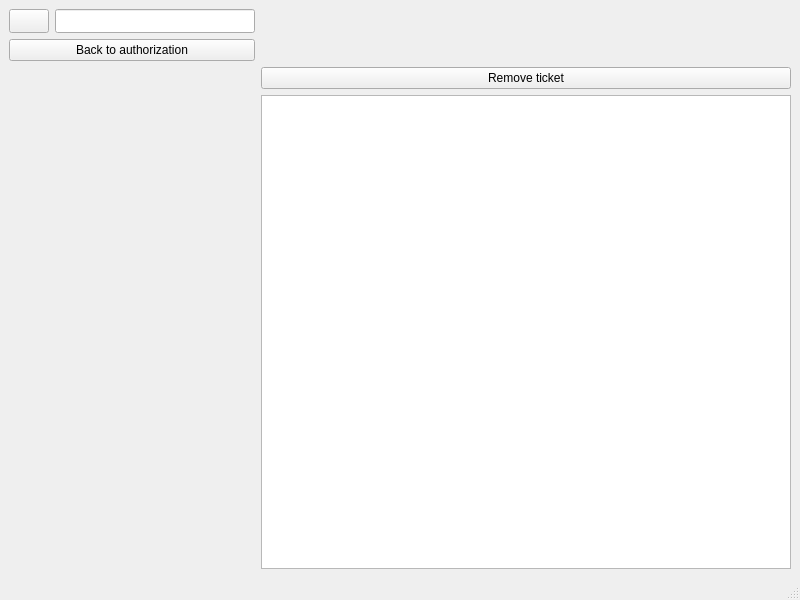
N3wm1e/Hustle_Rep, file OrderTickets/mainmenu.ui: the form before one commit.
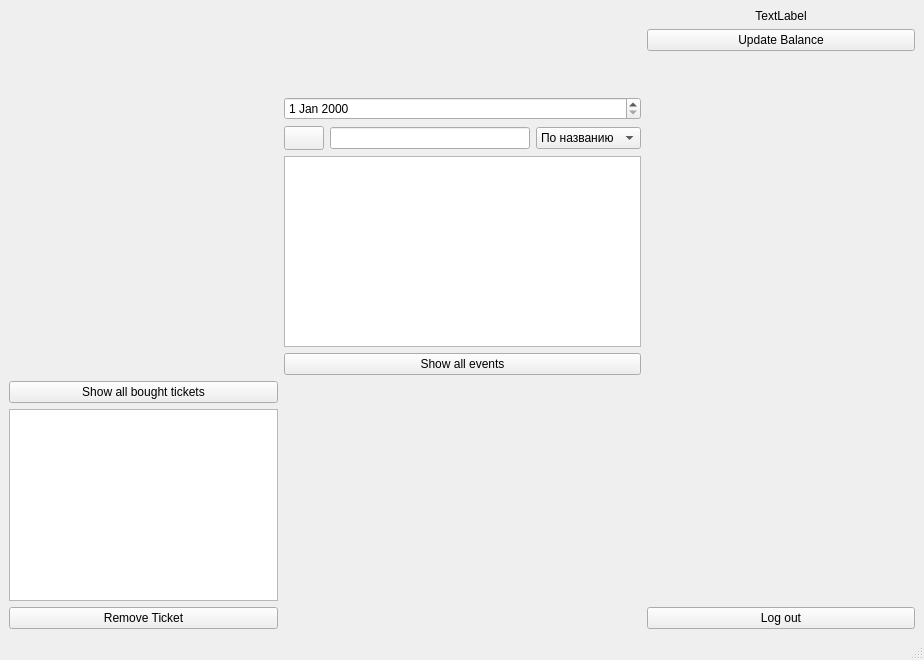
The form after the commit.

Commit message: event add/edit/delete test

Diff of the .ui file:
```diff
--- a/OrderTickets/mainmenu.ui
+++ b/OrderTickets/mainmenu.ui
@@ -6,8 +6,8 @@
    <rect>
     <x>0</x>
     <y>0</y>
-    <width>800</width>
-    <height>600</height>
+    <width>924</width>
+    <height>660</height>
    </rect>
   </property>
   <property name="windowTitle">
@@ -15,10 +15,7 @@
   </property>
   <widget class="QWidget" name="centralwidget">
    <layout class="QGridLayout" name="gridLayout">
-    <item row="3" column="1">
-     <widget class="QListWidget" name="listWidget"/>
-    </item>
-    <item row="3" column="0">
+    <item row="6" column="2">
      <spacer name="verticalSpacer">
       <property name="orientation">
        <enum>Qt::Vertical</enum>
@@ -31,9 +28,87 @@
       </property>
      </spacer>
     </item>
-    <item row="0" column="0">
-     <layout class="QFormLayout" name="formLayout">
-      <item row="0" column="0">
+    <item row="3" column="1">
+     <widget class="QDateEdit" name="searchDate"/>
+    </item>
+    <item row="0" column="2">
+     <widget class="QLabel" name="balanceLabel">
+      <property name="text">
+       <string>TextLabel</string>
+      </property>
+      <property name="alignment">
+       <set>Qt::AlignCenter</set>
+      </property>
+     </widget>
+    </item>
+    <item row="7" column="0">
+     <widget class="QPushButton" name="removeTicketButton">
+      <property name="text">
+       <string>Remove Ticket</string>
+      </property>
+     </widget>
+    </item>
+    <item row="1" column="2">
+     <widget class="QPushButton" name="updateBalanceBtn">
+      <property name="text">
+       <string>Update Balance</string>
+      </property>
+     </widget>
+    </item>
+    <item row="6" column="0">
+     <widget class="QListWidget" name="ticketsList"/>
+    </item>
+    <item row="2" column="1">
+     <spacer name="verticalSpacer_2">
+      <property name="orientation">
+       <enum>Qt::Vertical</enum>
+      </property>
+      <property name="sizeHint" stdset="0">
+       <size>
+        <width>20</width>
+        <height>40</height>
+       </size>
+      </property>
+     </spacer>
+    </item>
+    <item row="4" column="2">
+     <spacer name="horizontalSpacer_2">
+      <property name="orientation">
+       <enum>Qt::Horizontal</enum>
+      </property>
+      <property name="sizeHint" stdset="0">
+       <size>
+        <width>40</width>
+        <height>20</height>
+       </size>
+      </property>
+     </spacer>
+    </item>
+    <item row="4" column="0">
+     <spacer name="horizontalSpacer">
+      <property name="orientation">
+       <enum>Qt::Horizontal</enum>
+      </property>
+      <property name="sizeHint" stdset="0">
+       <size>
+        <width>40</width>
+        <height>20</height>
+       </size>
+      </property>
+     </spacer>
+    </item>
+    <item row="7" column="2">
+     <widget class="QPushButton" name="justButton">
+      <property name="text">
+       <string>Log out</string>
+      </property>
+     </widget>
+    </item>
+    <item row="4" column="1">
+     <layout class="QVBoxLayout" name="verticalLayout">
+      <item>
+       <layout class="QHBoxLayout" name="horizontalLayout">
+        <item>
        <widget class="QPushButton" name="searchButton">
         <property name="sizePolicy">
          <sizepolicy hsizetype="Fixed" vsizetype="Fixed">
@@ -52,13 +127,13 @@
         </property>
        </widget>
       </item>
-      <item row="0" column="1">
-       <widget class="QLineEdit" name="lineEdit">
+        <item>
+         <widget class="QLineEdit" name="searchInput">
         <property name="enabled">
          <bool>true</bool>
         </property>
         <property name="sizePolicy">
-         <sizepolicy hsizetype="Minimum" vsizetype="Minimum">
+           <sizepolicy hsizetype="Minimum" vsizetype="Fixed">
           <horstretch>0</horstretch>
           <verstretch>0</verstretch>
          </sizepolicy>
@@ -71,32 +146,38 @@
         </property>
        </widget>
       </item>
-      <item row="1" column="0" colspan="2">
-       <widget class="QPushButton" name="justButton">
+        <item>
+         <widget class="QComboBox" name="chooseSearch">
+          <item>
         <property name="text">
-         <string>Back to authorization</string>
-        </property>
+            <string>По названию</string>
+           </property>
+          </item>
+          <item>
+           <property name="text">
+            <string>По дате</string>
+           </property>
+          </item>
        </widget>
       </item>
      </layout>
     </item>
-    <item row="0" column="1">
-     <spacer name="horizontalSpacer">
-      <property name="orientation">
-       <enum>Qt::Horizontal</enum>
-      </property>
-      <property name="sizeHint" stdset="0">
-       <size>
-        <width>40</width>
-        <height>20</height>
-       </size>
-      </property>
-     </spacer>
-    </item>
-    <item row="1" column="1">
-     <widget class="QPushButton" name="pushButton">
+      <item>
+       <widget class="QListWidget" name="eventList"/>
+      </item>
+      <item>
+       <widget class="QPushButton" name="showAllEventsButton">
+        <property name="text">
+         <string>Show all events</string>
+        </property>
+       </widget>
+      </item>
+     </layout>
+    </item>
+    <item row="5" column="0">
+     <widget class="QPushButton" name="showAllBoughtTickets">
       <property name="text">
-       <string>Remove ticket</string>
+       <string>Show all bought tickets</string>
       </property>
      </widget>
     </item>
```
Left out of the diff: 4 changed lines with no effect on the pictures. Lines whose indentation alone changed are shown as unchanged. The commit also changes 786 other files.
